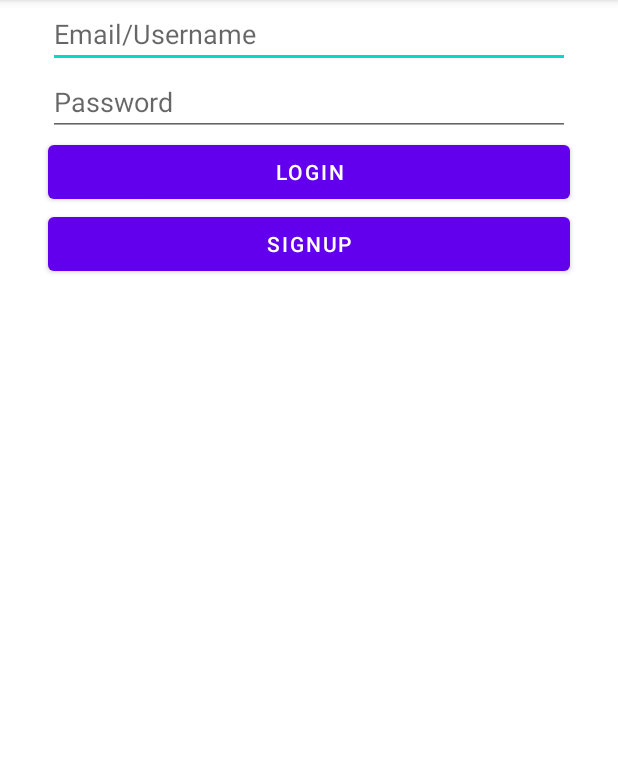
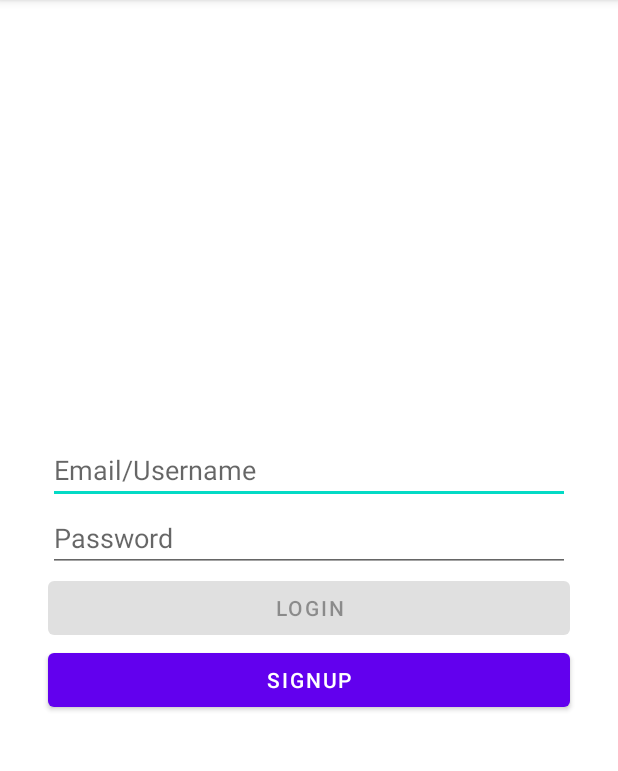
Before and after one commit to bounswe/2021SpringGroup2, an Android app: the screen it shows after launch (LoginActivity), on a phone screen of 412 x 824 dp, the part 84-855 px from its top. Run offline under Robolectric (Android 15) with nearby library versions, the phone set to English and light mode, and no system bars.

Commit message:
Add: Login activity input check

```diff
--- a/FindSportEvents/app/src/main/java/com/bounswe/findsportevents/login/LoginActivity.kt
+++ b/FindSportEvents/app/src/main/java/com/bounswe/findsportevents/login/LoginActivity.kt
@@ -2,6 +2,10 @@ package com.bounswe.findsportevents.login
 
 import android.content.Intent
 import android.os.Bundle
+import android.text.Editable
+import android.text.TextUtils
+import android.text.TextWatcher
+import android.util.Patterns
 import androidx.appcompat.app.AppCompatActivity
 import com.bounswe.findsportevents.main.MainActivity
 import com.bounswe.findsportevents.databinding.ActivityLoginBinding
@@ -16,6 +20,36 @@ class LoginActivity : AppCompatActivity() {
         binding = ActivityLoginBinding.inflate(layoutInflater)
         setContentView(binding.root)
 
+        initListeners()
+    }
+
+    private fun initListeners() {
+        binding.etUsername.addTextChangedListener(object: TextWatcher {
+            override fun beforeTextChanged(p0: CharSequence?, p1: Int, p2: Int, p3: Int) {
+            }
+
+            override fun onTextChanged(p0: CharSequence?, p1: Int, p2: Int, p3: Int) {
+            }
+
+            override fun afterTextChanged(p0: Editable?) {
+                checkFields()
+            }
+
+        })
+
+        binding.etPassword.addTextChangedListener(object: TextWatcher {
+            override fun beforeTextChanged(p0: CharSequence?, p1: Int, p2: Int, p3: Int) {
+            }
+
+            override fun onTextChanged(p0: CharSequence?, p1: Int, p2: Int, p3: Int) {
+            }
+
+            override fun afterTextChanged(p0: Editable?) {
+                checkFields()
+            }
+
+        })
+
         binding.buttonLogin.setOnClickListener {
             startActivity<MainActivity> {
                 addFlags(Intent.FLAG_ACTIVITY_NEW_TASK or Intent.FLAG_ACTIVITY_CLEAR_TASK)
@@ -23,4 +57,13 @@ class LoginActivity : AppCompatActivity() {
             }
         }
     }
+
+    private fun checkFields() {
+        binding.buttonLogin.isEnabled = binding.etUsername.text.toString().length >= 5 && binding.etPassword.text.toString().length >= 3
+                && isValidEmail(binding.etUsername.text.toString())
+    }
+
+    private fun isValidEmail(email: String): Boolean {
+        return !TextUtils.isEmpty(email) && Patterns.EMAIL_ADDRESS.matcher(email).matches()
+    }
 }
--- a/FindSportEvents/app/src/main/res/layout/activity_login.xml
+++ b/FindSportEvents/app/src/main/res/layout/activity_login.xml
@@ -8,19 +8,22 @@
     <LinearLayout
         android:layout_width="match_parent"
         android:layout_height="match_parent"
-        android:orientation="vertical">
+        android:orientation="vertical"
+        android:gravity="center">
 
         <com.google.android.material.textfield.TextInputEditText
-
+            android:id="@+id/et_username"
             android:layout_width="match_parent"
             android:layout_height="wrap_content"
             android:layout_marginHorizontal="@dimen/space_xx_large"
             android:hint="@string/username" />
 
         <com.google.android.material.textfield.TextInputEditText
+            android:id="@+id/et_password"
             android:layout_width="match_parent"
             android:layout_height="wrap_content"
             android:layout_marginHorizontal="@dimen/space_xx_large"
+            android:inputType="textPassword"
             android:hint="@string/password" />
 
         <Button
@@ -28,6 +31,7 @@
             android:layout_width="match_parent"
             android:layout_height="wrap_content"
             android:layout_marginHorizontal="@dimen/space_xx_large"
+            android:enabled="false"
             android:text="@string/login" />
 
         <Button
```
